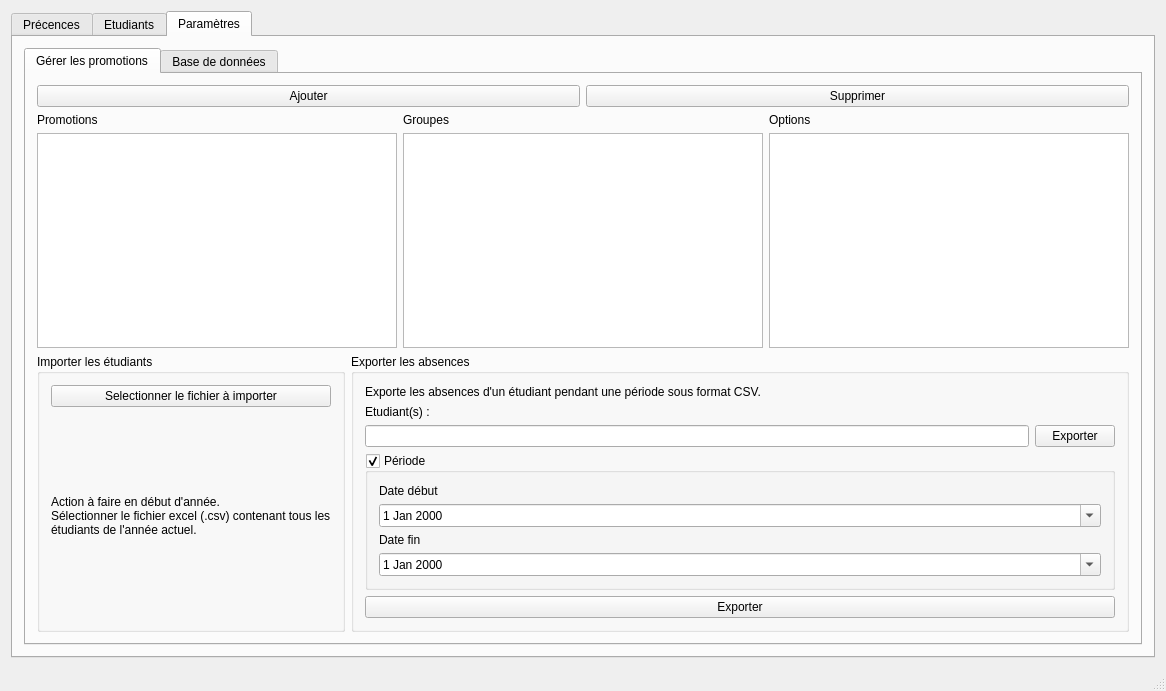
The window that Badgeuse/mainwindow.ui (louisthomaspro/badgeuse-polytech) describes before a commit, drawn with Qt 5.
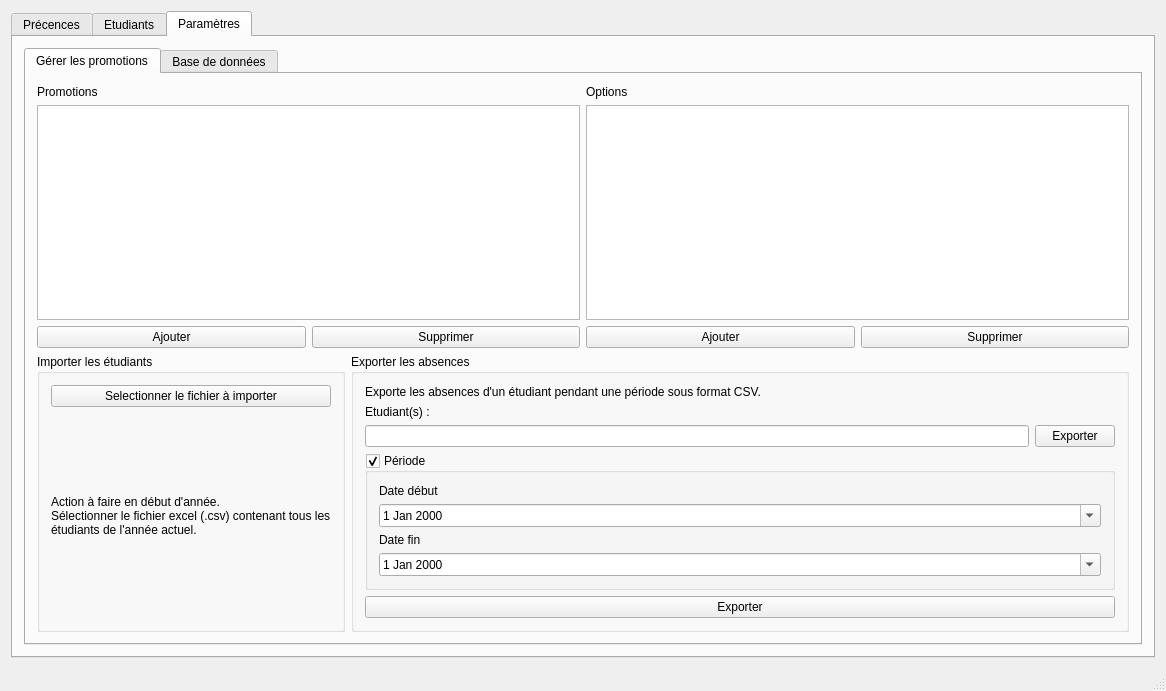
The same window after the commit. The open tabs and pages were chosen to show the change.

Commit message: add optionsmodel/trainingmodel + update ui to manage training path

```diff
--- a/Badgeuse/mainwindow.ui
+++ b/Badgeuse/mainwindow.ui
@@ -611,46 +611,11 @@
            </attribute>
            <layout class="QVBoxLayout" name="verticalLayout_26">
             <item>
-             <layout class="QGridLayout" name="gridLayout_4">
-              <item row="0" column="0">
-               <widget class="QPushButton" name="pushButton_7">
-                <property name="text">
-                 <string>Ajouter</string>
-                </property>
-               </widget>
-              </item>
-              <item row="0" column="1">
-               <widget class="QPushButton" name="pushButton_8">
-                <property name="text">
-                 <string>Supprimer</string>
-                </property>
-               </widget>
-              </item>
-             </layout>
+             <layout class="QGridLayout" name="gridLayout_4"/>
             </item>
             <item>
              <layout class="QGridLayout" name="gridLayout_5">
-              <item row="1" column="2">
-               <widget class="QListView" name="listView_3"/>
-              </item>
-              <item row="1" column="1">
-               <widget class="QListView" name="listView_2"/>
-              </item>
-              <item row="0" column="0">
-               <widget class="QLabel" name="label_15">
-                <property name="text">
-                 <string>Promotions</string>
-                </property>
-               </widget>
-              </item>
               <item row="0" column="1">
-               <widget class="QLabel" name="label_16">
-                <property name="text">
-                 <string>Groupes</string>
-                </property>
-               </widget>
-              </item>
-              <item row="0" column="2">
                <widget class="QLabel" name="label_17">
                 <property name="text">
                  <string>Options</string>
@@ -658,7 +623,73 @@
                </widget>
               </item>
               <item row="1" column="0">
-               <widget class="QListView" name="listView"/>
+               <widget class="QTableView" name="tv_promotions">
+                <property name="selectionMode">
+                 <enum>QAbstractItemView::SingleSelection</enum>
+                </property>
+                <property name="selectionBehavior">
+                 <enum>QAbstractItemView::SelectRows</enum>
+                </property>
+                <property name="sortingEnabled">
+                 <bool>true</bool>
+                </property>
+               </widget>
+              </item>
+              <item row="1" column="1">
+               <widget class="QTableView" name="tv_options">
+                <property name="selectionMode">
+                 <enum>QAbstractItemView::SingleSelection</enum>
+                </property>
+                <property name="selectionBehavior">
+                 <enum>QAbstractItemView::SelectRows</enum>
+                </property>
+                <property name="sortingEnabled">
+                 <bool>true</bool>
+                </property>
+               </widget>
+              </item>
+              <item row="0" column="0">
+               <widget class="QLabel" name="label_15">
+                <property name="text">
+                 <string>Promotions</string>
+                </property>
+               </widget>
+              </item>
+              <item row="2" column="0">
+               <layout class="QHBoxLayout" name="horizontalLayout_7">
+                <item>
+                 <widget class="QPushButton" name="pb_addPromotion">
+                  <property name="text">
+                   <string>Ajouter</string>
+                  </property>
+                 </widget>
+                </item>
+                <item>
+                 <widget class="QPushButton" name="pb_deletePromotion">
+                  <property name="text">
+                   <string>Supprimer</string>
+                  </property>
+                 </widget>
+                </item>
+               </layout>
+              </item>
+              <item row="2" column="1">
+               <layout class="QHBoxLayout" name="horizontalLayout_8">
+                <item>
+                 <widget class="QPushButton" name="pb_addOption">
+                  <property name="text">
+                   <string>Ajouter</string>
+                  </property>
+                 </widget>
+                </item>
+                <item>
+                 <widget class="QPushButton" name="pb_deleteOption">
+                  <property name="text">
+                   <string>Supprimer</string>
+                  </property>
+                 </widget>
+                </item>
+               </layout>
               </item>
              </layout>
             </item>
```
Left out of the diff: 120 changed lines with no effect on the pictures. The commit also changes 5 other files.
